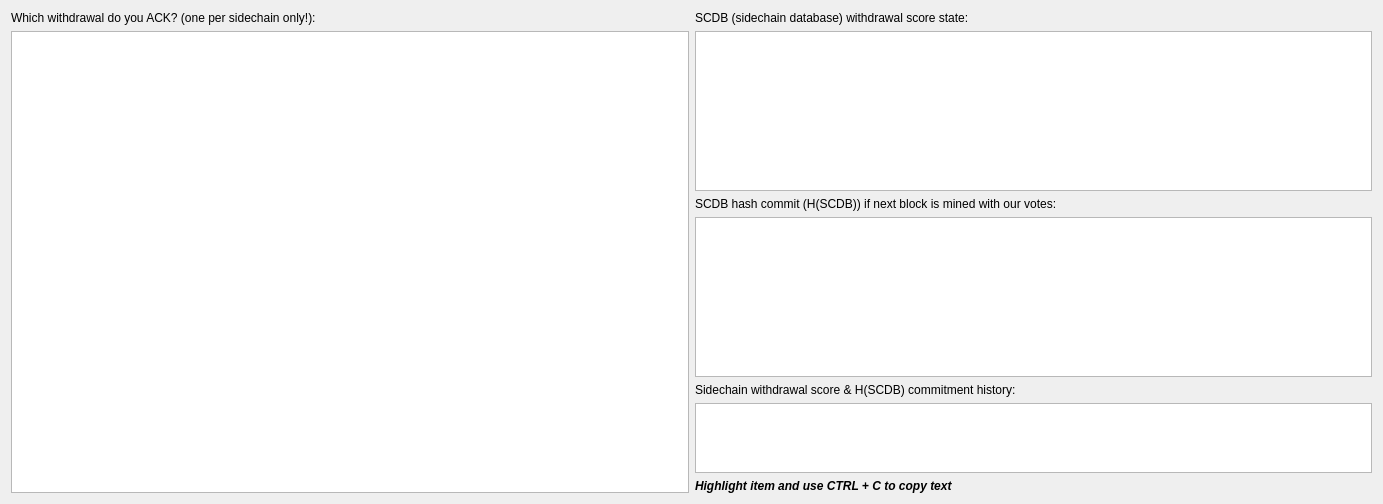
torkelrogstad/mainchain, file src/qt/forms/scdbhashdialog.ui: the form before one commit.
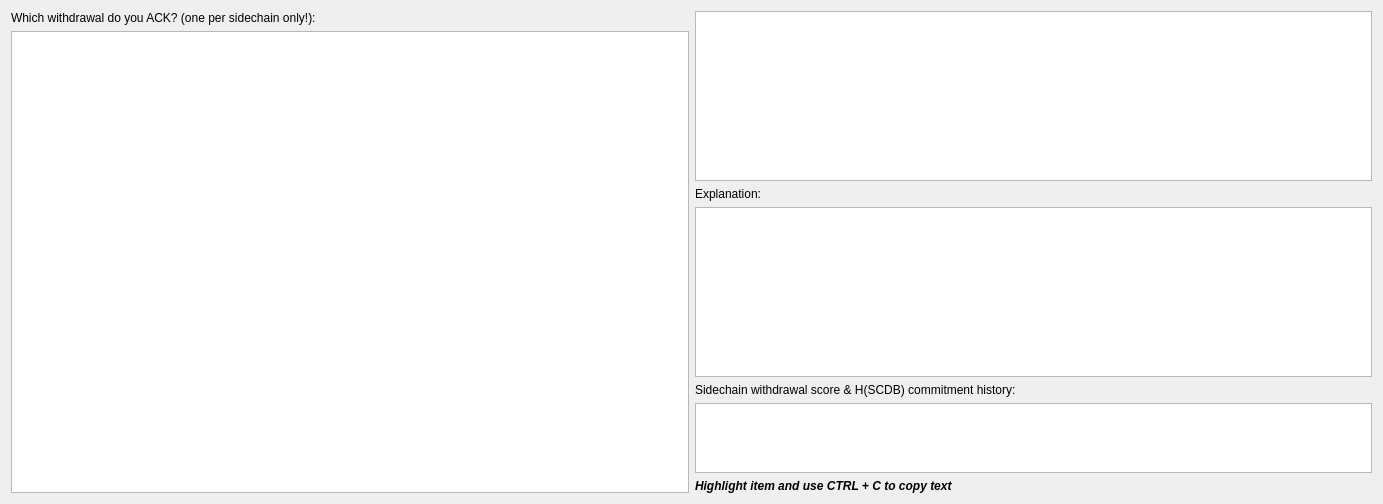
The form after the commit.

Commit message: SCDB hash dialog updates & fixes

Diff of the .ui file:
```diff
--- a/src/qt/forms/scdbhashdialog.ui
+++ b/src/qt/forms/scdbhashdialog.ui
@@ -73,13 +73,6 @@
        <property name="bottomMargin">
         <number>0</number>
        </property>
-       <item>
-        <widget class="QLabel" name="label_5">
-         <property name="text">
-          <string>SCDB (sidechain database) withdrawal score state:</string>
-         </property>
-        </widget>
-       </item>
        <item>
         <layout class="QVBoxLayout" name="verticalLayout_6">
          <property name="bottomMargin">
@@ -99,7 +92,7 @@
        <item>
         <widget class="QLabel" name="label_3">
          <property name="text">
-          <string>SCDB hash commit (H(SCDB)) if next block is mined with our votes:</string>
+          <string>Explanation:</string>
          </property>
         </widget>
        </item>
```
Left out of the diff: 2 changed lines with no effect on the pictures. The commit also changes 1 other file.
